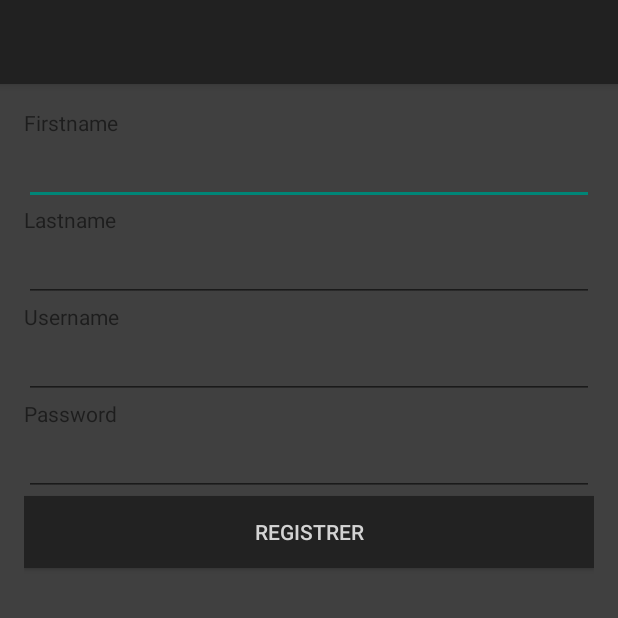
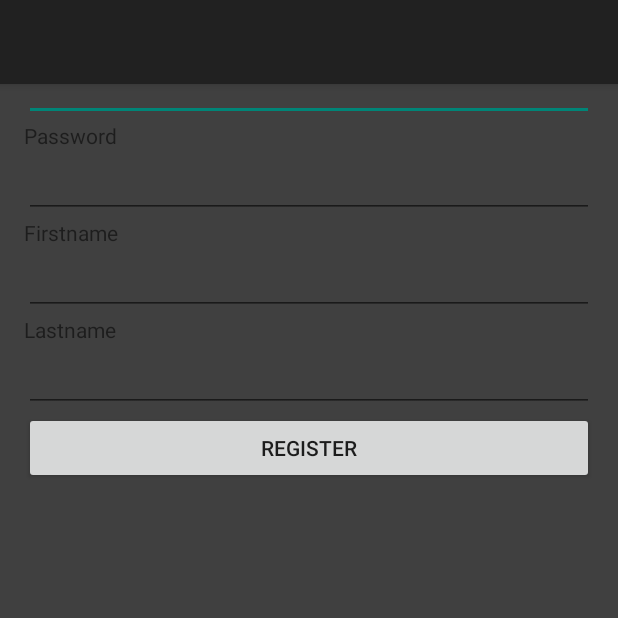
Before and after one commit to inger987/BeaconBeachler, an Android app: the RegsiterPage screen opened directly, with no data from a screen before it, on a phone screen of 412 x 824 dp, the top half of it. Run offline under Robolectric (Android 15) with nearby library versions, the phone set to English and light mode, and no system bars; our stand-ins replace Volley; network calls fail.

Commit message:
Ordnet noen bugs i registreringen

```diff
--- a/app/src/main/AndroidManifest.xml
+++ b/app/src/main/AndroidManifest.xml
@@ -7,7 +7,7 @@
         android:targetSdkVersion="19" />
 
     <uses-feature android:name="android.hardware.camera" />
-
+    <uses-permission android:name="android.permission.CHANGE_NETWORK_STATE" />
     <uses-permission android:name="android.permission.INTERNET" />
     <uses-permission android:name="android.permission.WRITE_EXTERNAL_STORAGE" />
     <uses-permission android:name="android.permission.RECORD_AUDIO" />
--- a/app/src/main/java/com/example/inger/beaconbeachler/RegsiterPage.java
+++ b/app/src/main/java/com/example/inger/beaconbeachler/RegsiterPage.java
@@ -1,7 +1,5 @@
 package com.example.inger.beaconbeachler;
 
-import android.app.ProgressDialog;
-import android.os.AsyncTask;
 import android.os.Bundle;
 import android.support.v7.app.AppCompatActivity;
 import android.view.View;
@@ -9,80 +7,89 @@ import android.widget.Button;
 import android.widget.EditText;
 import android.widget.Toast;
 
+import com.android.volley.Request;
+import com.android.volley.RequestQueue;
+import com.android.volley.Response;
+import com.android.volley.VolleyError;
+import com.android.volley.toolbox.StringRequest;
+import com.android.volley.toolbox.Volley;
+
 import java.util.HashMap;
+import java.util.Map;
 
 public class RegsiterPage extends AppCompatActivity implements View.OnClickListener {
 
-    Button btnRegistrer;
-    EditText etRFistname,etRLastname,etRUsername,etRPassword;
-    private static final String REGISTER_URL = "https://home.hbv.no/110118/bachelor/register.php";
+    private static final String REGISTER_URL = "https://home.hbv.no/110118/bachelor/insert.php";
+
+    public static final String KEY_USERNAME = "username";
+    public static final String KEY_PASSWORD = "password";
+    public static final String KEY_FIRSTNAME = "firstName";
+    public static final String KEY_LASTNAME = "lastName";
+
+
+    private EditText editTextUsername;
+    private EditText editTextEmail;
+    private EditText editTextPassword;
+    private EditText editTextLastName,editTextFirstName;
+
+    private Button buttonRegister;
+
     @Override
     protected void onCreate(Bundle savedInstanceState) {
         super.onCreate(savedInstanceState);
         setContentView(R.layout.activity_regsiter_page);
-        etRFistname = (EditText)findViewById(R.id.etRFirstname);
-        etRLastname = (EditText)findViewById(R.id.etRLastname);
-        etRUsername = (EditText)findViewById(R.id.etRUsername);
-        etRPassword = (EditText)findViewById(R.id.etRPassword);
-        btnRegistrer = (Button)findViewById(R.id.btnRegistrer);
+
+        editTextUsername = (EditText) findViewById(R.id.editTextUsername);
+        editTextPassword = (EditText) findViewById(R.id.editTextPassword);
+
+        editTextLastName = (EditText) findViewById(R.id.editTextLastName);
+        editTextFirstName = (EditText) findViewById(R.id.editTextFirstName);
+
+        buttonRegister = (Button) findViewById(R.id.buttonRegister);
+
+        buttonRegister.setOnClickListener(this);
+    }
+
+    private void registerUser(){
+        final String username = editTextUsername.getText().toString().trim();
+        final String password = editTextPassword.getText().toString().trim();
+        final String firstname = editTextFirstName.getText().toString().trim();
+        final String lastname = editTextLastName.getText().toString().trim();
 
 
-        btnRegistrer.setOnClickListener(this);
+        StringRequest stringRequest = new StringRequest(Request.Method.POST, REGISTER_URL,
+                new Response.Listener<String>() {
+                    @Override
+                    public void onResponse(String response) {
+                        Toast.makeText(RegsiterPage.this,response,Toast.LENGTH_LONG).show();
+                    }
+                },
+                new Response.ErrorListener() {
+                    @Override
+                    public void onErrorResponse(VolleyError error) {
+                        Toast.makeText(RegsiterPage.this,error.toString(),Toast.LENGTH_LONG).show();
+                    }
+                }){
+            @Override
+            protected Map<String,String> getParams(){
+                Map<String,String> params = new HashMap<String, String>();
+                params.put(KEY_USERNAME,username);
+                params.put(KEY_PASSWORD,password);
+                params.put(KEY_FIRSTNAME, firstname);
+                params.put(KEY_LASTNAME, lastname);
+                return params;
+            }
 
+        };
+
+        RequestQueue requestQueue = Volley.newRequestQueue(this);
+        requestQueue.add(stringRequest);
     }
 
     @Override
     public void onClick(View v) {
-        switch (v.getId()){
-            case R.id.btnRegistrer:
-                registerUser();
-                break;
+        if(v == buttonRegister){
+            registerUser();
         }
     }
-    private void registerUser(){
-        String firstName = etRFistname.getText().toString().trim().toLowerCase();
-        String lastName = etRLastname.getText().toString().trim().toLowerCase();
-        String username = etRUsername.getText().toString().trim().toLowerCase();
-        String password = etRPassword.getText().toString().trim().toLowerCase();
-
-        register(firstName,lastName,username,password);
-    }
-
-    private void register(String firstName,String lastName, String username, String password) {
-        class RegisterUser extends AsyncTask<String, Void, String>{
-            ProgressDialog loading;
-            RegisterUserClass ruc = new RegisterUserClass();
-
-
-            @Override
-            protected void onPreExecute() {
-                super.onPreExecute();
-                loading = ProgressDialog.show(RegsiterPage.this, "Please Wait",null, true, true);
-            }
-
-            @Override
-            protected void onPostExecute(String s) {
-                super.onPostExecute(s);
-                loading.dismiss();
-                Toast.makeText(getApplicationContext(),s,Toast.LENGTH_LONG).show();
-            }
-
-            @Override
-            protected String doInBackground(String... params) {
-
-                HashMap<String, String> data = new HashMap<String,String>();
-                data.put("firstName",params[0]);
-                data.put("lastName",params[1]);
-                data.put("username",params[2]);
-                data.put("password",params[3]);
-
-                String result = ruc.sendPostRequest(REGISTER_URL,data);
-
-                return  result;
-            }
-        }
-
-        RegisterUser ru = new RegisterUser();
-        ru.execute(firstName,lastName,username,password);
-    }
 }
--- a/app/src/main/res/layout/activity_writing_page.xml
+++ b/app/src/main/res/layout/activity_writing_page.xml
@@ -37,7 +37,7 @@
         android:layout_height="wrap_content"
         android:inputType="textMultiLine"
         android:ems="10"
-        android:id="@+id/editText"
+        android:id="@+id/etText"
         style="@style/editText"
         android:layout_weight="0.19" />
 
@@ -45,7 +45,7 @@
         android:layout_width="match_parent"
         android:layout_height="wrap_content"
         android:text="Lagre"
-        android:id="@+id/btnNext"
+        android:id="@+id/btnSave"
         style="@style/btnNext"/>
 
 </LinearLayout>
--- a/app/src/main/res/layout/content_regsiter_page.xml
+++ b/app/src/main/res/layout/content_regsiter_page.xml
@@ -1,68 +1,56 @@
-<?xml version="1.0" encoding="utf-8"?>
 <LinearLayout xmlns:android="http://schemas.android.com/apk/res/android"
-    xmlns:app="http://schemas.android.com/apk/res-auto"
-    xmlns:tools="http://schemas.android.com/tools"
-    android:layout_width="match_parent"
-    android:layout_height="match_parent"
+    xmlns:tools="http://schemas.android.com/tools" android:layout_width="match_parent"
     android:orientation="vertical"
-    android:paddingBottom="@dimen/activity_vertical_margin"
-    android:paddingLeft="@dimen/activity_horizontal_margin"
+    android:layout_height="match_parent" android:paddingLeft="@dimen/activity_horizontal_margin"
     android:paddingRight="@dimen/activity_horizontal_margin"
     android:paddingTop="@dimen/activity_vertical_margin"
-    app:layout_behavior="@string/appbar_scrolling_view_behavior"
-    tools:context="com.example.inger.beaconbeachler.RegsiterPage"
-    tools:showIn="@layout/activity_regsiter_page">
+    android:paddingBottom="@dimen/activity_vertical_margin" tools:context=".RegsiterPage">
 
 
     <TextView
         android:layout_width="wrap_content"
         android:layout_height="wrap_content"
-        android:text="Firstname"
-        android:id="@+id/tvFirstname" />
+        android:text="Username" />
 
     <EditText
         android:layout_width="match_parent"
         android:layout_height="wrap_content"
-        android:id="@+id/etRFirstname" />
+        android:id="@+id/editTextUsername" />
 
     <TextView
         android:layout_width="wrap_content"
         android:layout_height="wrap_content"
-        android:text="Lastname"
-        android:id="@+id/tvLastname" />
+        android:text="Password" />
 
     <EditText
         android:layout_width="match_parent"
         android:layout_height="wrap_content"
-        android:id="@+id/etRLastname" />
-
+        android:password="true"
+        android:id="@+id/editTextPassword" />
     <TextView
         android:layout_width="wrap_content"
         android:layout_height="wrap_content"
-        android:text="Username"
-        android:id="@+id/tvUsername" />
+        android:text="Firstname" />
 
     <EditText
         android:layout_width="match_parent"
         android:layout_height="wrap_content"
-        android:id="@+id/etRUsername" />
-
+        android:id="@+id/editTextFirstName" />
     <TextView
         android:layout_width="wrap_content"
         android:layout_height="wrap_content"
-        android:text="Password"
-        android:id="@+id/tvpassword" />
+        android:text="Lastname" />
 
     <EditText
         android:layout_width="match_parent"
         android:layout_height="wrap_content"
-        android:inputType="textPassword"
-        android:id="@+id/etRPassword" />
+        android:id="@+id/editTextLastName" />
 
     <Button
         android:layout_width="match_parent"
         android:layout_height="wrap_content"
-        android:text="Registrer"
-        android:id="@+id/btnRegistrer"
-        style="@style/btnNext"/>
+        android:text="Register"
+        android:id="@+id/buttonRegister" />
+
+
 </LinearLayout>
```
Also changed, not shown: app/src/main/java/com/example/inger/beaconbeachler/RegisterUserClass.java (deleted, +0 -78 lines), app/src/main/java/com/example/inger/beaconbeachler/WritingPage.java (+64 -8 lines).
